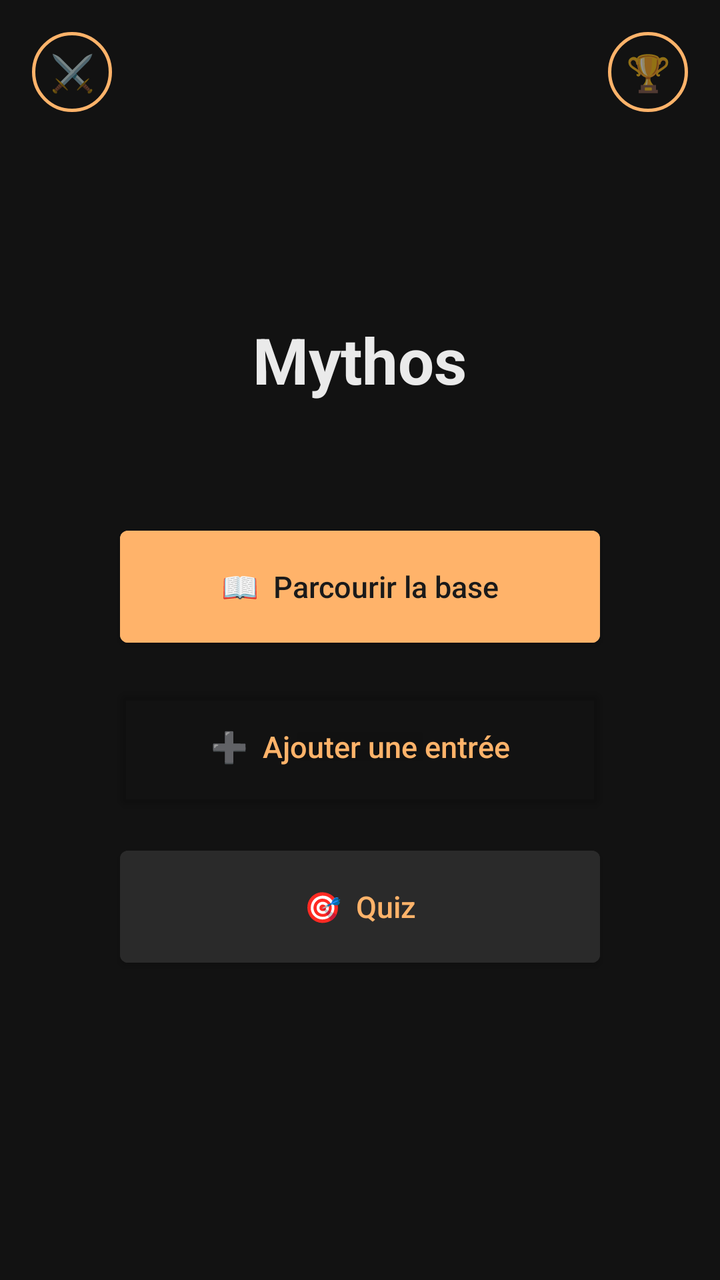
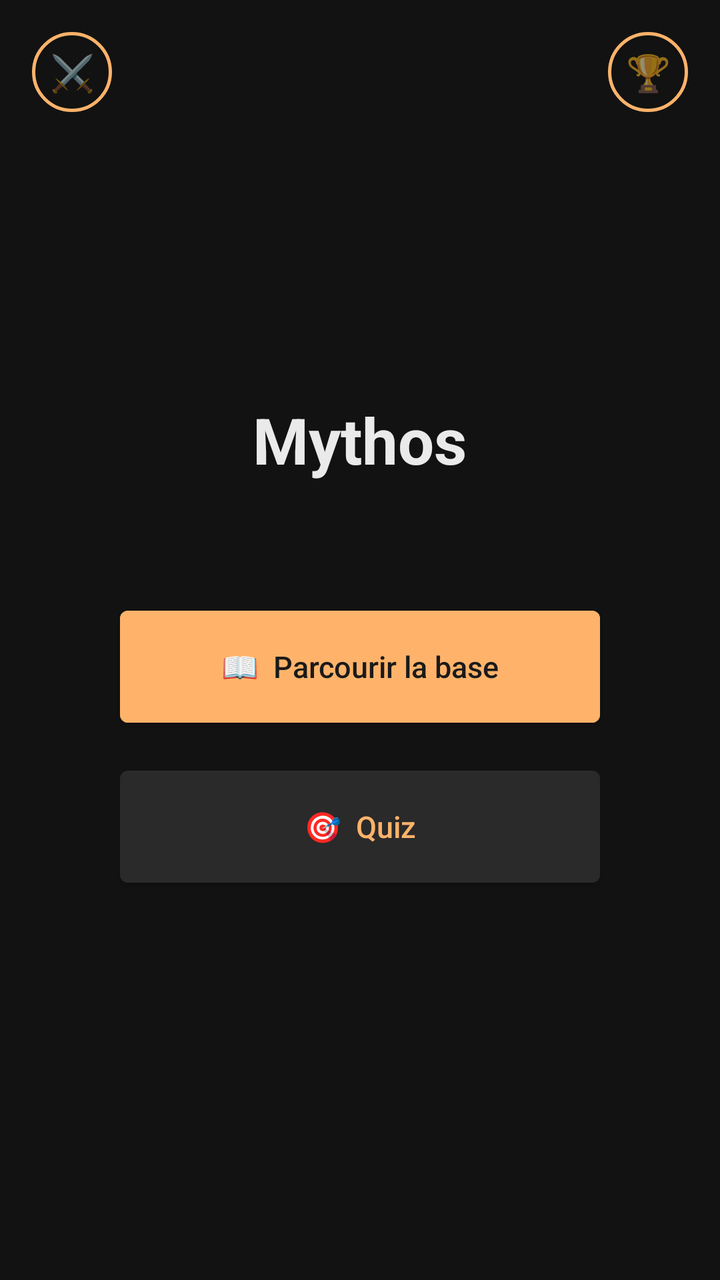

Two renders of the same Android screen: before a commit and after it. Below are the layout's source before the change and the commit's diff.
<!-- AndroidManifest.xml: application theme Theme.App_mythology -->
<!-- res/layout/fragment_home.xml -->
<?xml version="1.0" encoding="utf-8"?>
<FrameLayout xmlns:android="http://schemas.android.com/apk/res/android"
    android:layout_width="match_parent" android:layout_height="match_parent"
    android:background="@color/surface">

    <LinearLayout
        android:layout_width="match_parent"
        android:layout_height="match_parent"
        android:orientation="vertical"
        android:gravity="center"
        android:padding="32dp">

        <TextView
            android:layout_width="wrap_content"
            android:layout_height="wrap_content"
            android:text="Mythos"
            android:textSize="32sp"
            android:textStyle="bold"
            android:textColor="@color/on_surface"
            android:layout_marginBottom="64dp"/>

        <Button
            android:id="@+id/btn_browse"
            android:backgroundTint="@color/primary" android:textColor="@color/on_primary"
            android:layout_width="240dp"
            android:layout_height="56dp"
            android:text="📖  Parcourir la base"
            android:layout_marginBottom="24dp"/>

        <Button
            android:id="@+id/btn_add"
            android:backgroundTint="@android:color/transparent" android:textColor="@color/primary"
            android:layout_width="240dp"
            android:layout_height="56dp"
            android:text="➕  Ajouter une entrée"
            android:layout_marginBottom="24dp"/>

        <Button
            android:id="@+id/btn_quiz"
            android:backgroundTint="#FF2A2A2A" android:textColor="@color/primary"
            android:layout_width="240dp"
            android:layout_height="56dp"
            android:text="🎯  Quiz"/>

    </LinearLayout>

    <TextView android:id="@+id/btn_trophy"
        android:layout_width="40dp" android:layout_height="40dp"
        android:layout_gravity="top|end" android:layout_margin="16dp"
        android:background="@drawable/bg_help_button"
        android:gravity="center"
        android:text="🏆" android:textSize="18sp"
        android:contentDescription="Succès"
        android:clickable="true" android:focusable="true"/>

    <TextView android:id="@+id/btn_duel"
        android:layout_width="40dp" android:layout_height="40dp"
        android:layout_gravity="top|start" android:layout_margin="16dp"
        android:background="@drawable/bg_help_button"
        android:gravity="center"
        android:text="⚔️" android:textSize="18sp"
        android:contentDescription="Duel"
        android:clickable="true" android:focusable="true"/>

</FrameLayout>
<!-- resources referenced by this layout -->
<resources>
  <color name="on_primary">#FF1A1A1A</color>
  <color name="on_surface">#FFEAEAEA</color>
  <color name="primary">#FFB36A</color>
  <color name="surface">#FF121212</color>
  <!-- drawable bg_help_button (drawable) -->
  <?xml version="1.0" encoding="utf-8"?>
  <shape xmlns:android="http://schemas.android.com/apk/res/android"
      android:shape="oval">
      <solid android:color="@android:color/transparent"/>
      <stroke android:width="1.5dp" android:color="@color/primary"/>
  </shape>
  <style name="Theme.App_mythology" parent="Base.Theme.App_mythology" />
  <style name="Base.Theme.App_mythology" parent="Theme.MaterialComponents.DayNight">
          
          <item name="colorPrimary">@color/primary</item>
          <item name="colorPrimaryDark">@color/colorPrimaryDark</item>
          <item name="colorAccent">@color/colorAccent</item>
          <item name="colorOnPrimary">@color/on_primary</item>
          <item name="colorSurface">@color/surface</item>
          <item name="colorOnSurface">@color/on_surface</item>
          <item name="android:windowBackground">@color/surface</item>
          <item name="android:statusBarColor">@color/surface</item>
          <item name="android:navigationBarColor">@color/surface</item>
          
          <item name="actionBarStyle">@style/MyActionBar</item>
          <item name="textInputStyle">@style/Widget.MaterialComponents.TextInputLayout.OutlinedBox</item>
          
          <item name="materialButtonStyle">@style/AppButton</item>
      </style>
  <color name="colorPrimaryDark">#FF0A0A0A</color>
  <color name="colorAccent">#FFB36A</color>
  <style name="MyActionBar" parent="Widget.MaterialComponents.ActionBar.Solid">
          <item name="background">@color/surface</item>
          <item name="titleTextStyle">@style/MyActionBarTitle</item>
          <item name="navigationIconTint">@color/primary</item>
      </style>
  <style name="AppButton" parent="Widget.MaterialComponents.Button">
          <item name="android:textAllCaps">false</item>
          <item name="android:letterSpacing">0</item>
          <item name="android:insetTop">0dp</item>
          <item name="android:insetBottom">0dp</item>
          <item name="android:maxLines">1</item>
          <item name="android:textSize">15sp</item>
          <item name="autoSizeTextType">uniform</item>
          <item name="autoSizeMinTextSize">11sp</item>
          <item name="autoSizeMaxTextSize">15sp</item>
      </style>
  <style name="MyActionBarTitle" parent="TextAppearance.Widget.AppCompat.Toolbar.Title">
          <item name="android:textColor">@color/on_surface</item>
      </style>
</resources>

<!-- the commit's change to res/layout/fragment_home.xml (unified diff, before → after) -->
@@ -28,14 +28,6 @@
             android:layout_marginBottom="24dp"/>
 
         <Button
-            android:id="@+id/btn_add"
-            android:backgroundTint="@android:color/transparent" android:textColor="@color/primary"
-            android:layout_width="240dp"
-            android:layout_height="56dp"
-            android:text="➕  Ajouter une entrée"
-            android:layout_marginBottom="24dp"/>
-
-        <Button
             android:id="@+id/btn_quiz"
             android:backgroundTint="#FF2A2A2A" android:textColor="@color/primary"
             android:layout_width="240dp"
